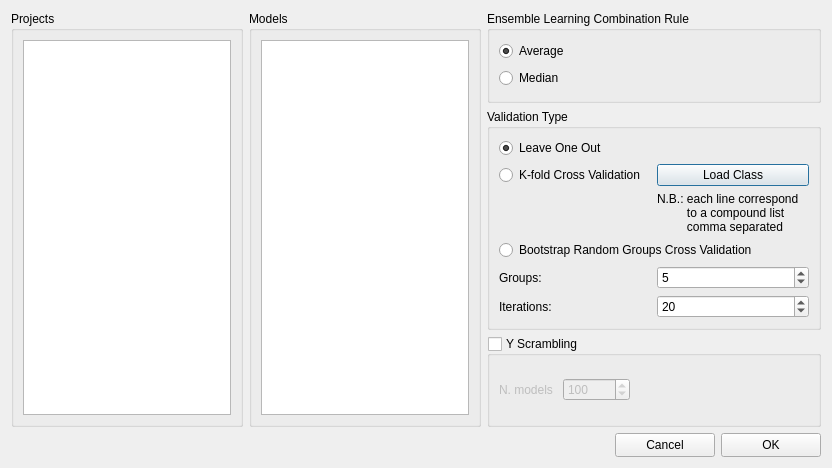
Above: src/Dialogs/ValidatorDialog.ui from gmrandazzo/QStudioMetrics before the change. Below: the same form after it.
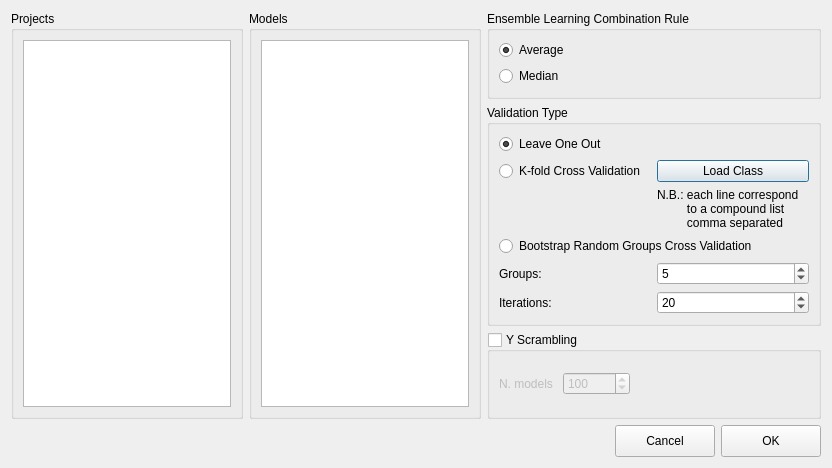
That is the form after the change.

Diff of the .ui file:
```diff
--- a/src/Dialogs/ValidatorDialog.ui
+++ b/src/Dialogs/ValidatorDialog.ui
@@ -323,13 +323,13 @@
        <property name="minimumSize">
         <size>
          <width>100</width>
-         <height>24</height>
+         <height>32</height>
         </size>
        </property>
        <property name="maximumSize">
         <size>
          <width>100</width>
-         <height>24</height>
+         <height>32</height>
         </size>
        </property>
        <property name="text">
@@ -342,13 +342,13 @@
        <property name="minimumSize">
         <size>
          <width>100</width>
-         <height>24</height>
+         <height>32</height>
         </size>
        </property>
        <property name="maximumSize">
         <size>
          <width>100</width>
-         <height>24</height>
+         <height>32</height>
         </size>
        </property>
        <property name="text">
```
